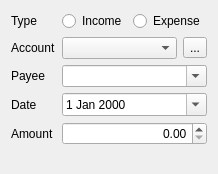
The window that src/views/ui_files/dialogs/cash_transaction_dialog.ui (JakubFranek/Kapytal) describes before a commit, drawn with Qt 5.
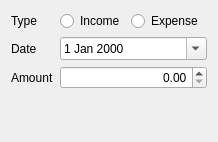
The same window after the commit.

Commit message: Implement SmartComboBox in CashTransactionDialog

```diff
--- a/src/views/ui_files/dialogs/cash_transaction_dialog.ui
+++ b/src/views/ui_files/dialogs/cash_transaction_dialog.ui
@@ -10,7 +10,7 @@
     <x>0</x>
     <y>0</y>
     <width>218</width>
-    <height>174</height>
+    <height>142</height>
    </rect>
   </property>
   <property name="sizePolicy">
@@ -67,64 +67,13 @@
       </layout>
      </item>
      <item row="1" column="0">
-      <widget class="QLabel" name="accountLabel">
-       <property name="text">
-        <string>Account</string>
-       </property>
-      </widget>
-     </item>
-     <item row="1" column="1">
-      <layout class="QHBoxLayout" name="accountHorizontalLayout">
-       <item>
-        <widget class="QComboBox" name="accountsComboBox">
-         <property name="sizePolicy">
-          <sizepolicy hsizetype="Preferred" vsizetype="Fixed">
-           <horstretch>0</horstretch>
-           <verstretch>0</verstretch>
-          </sizepolicy>
-         </property>
-         <property name="editable">
-          <bool>false</bool>
-         </property>
-         <property name="insertPolicy">
-          <enum>QComboBox::NoInsert</enum>
-         </property>
-        </widget>
-       </item>
-       <item>
-        <widget class="QToolButton" name="accountsToolButton">
-         <property name="text">
-          <string>...</string>
-         </property>
-        </widget>
-       </item>
-      </layout>
-     </item>
-     <item row="2" column="0">
-      <widget class="QLabel" name="payeeLabel">
-       <property name="text">
-        <string>Payee</string>
-       </property>
-      </widget>
-     </item>
-     <item row="2" column="1">
-      <widget class="QComboBox" name="payeeComboBox">
-       <property name="editable">
-        <bool>true</bool>
-       </property>
-       <property name="insertPolicy">
-        <enum>QComboBox::NoInsert</enum>
-       </property>
-      </widget>
-     </item>
-     <item row="3" column="0">
       <widget class="QLabel" name="dateLabel">
        <property name="text">
         <string>Date</string>
        </property>
       </widget>
      </item>
-     <item row="3" column="1">
+     <item row="1" column="1">
       <widget class="QDateEdit" name="dateEdit">
        <property name="calendarPopup">
         <bool>true</bool>
@@ -134,14 +83,14 @@
        </property>
       </widget>
      </item>
-     <item row="4" column="0">
+     <item row="2" column="0">
       <widget class="QLabel" name="amountLabel">
        <property name="text">
         <string>Amount</string>
        </property>
       </widget>
      </item>
-     <item row="4" column="1">
+     <item row="2" column="1">
       <widget class="QDoubleSpinBox" name="amountDoubleSpinBox">
        <property name="alignment">
         <set>Qt::AlignRight|Qt::AlignTrailing|Qt::AlignVCenter</set>
```
Left out of the diff: 3 changed lines with no effect on the pictures. The commit also changes 13 other files.
